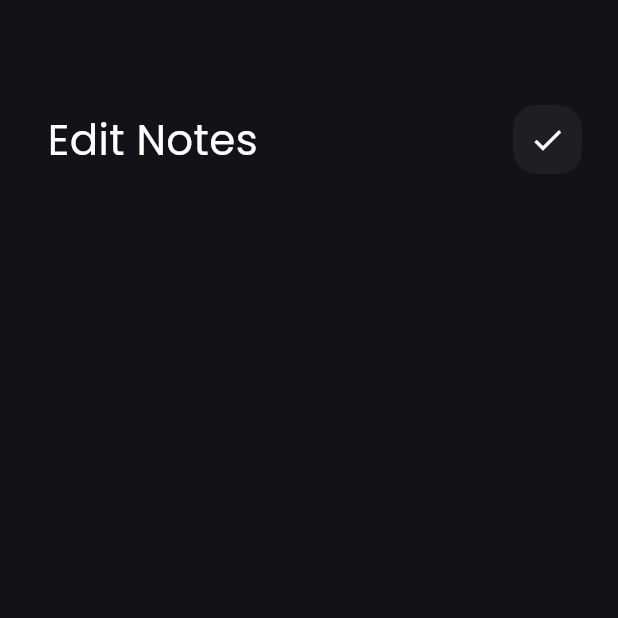
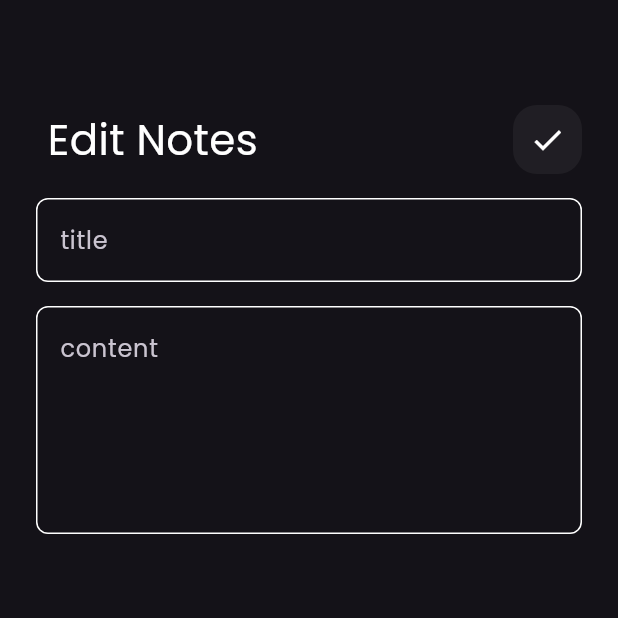
Before and after one commit to ahmedhasseiba/notes_app, a Flutter app: the EditNoteView screen opened directly, on a phone screen of 412 x 824 dp, the top half of it. Run offline on Flutter 3.47's test engine with Material 3 defaults, Android fonts, the phone set to English and light mode, and no system bars.

Commit message:
edit note view ui done

```diff
--- a/lib/views/widgets/edit_note_view_body.dart
+++ b/lib/views/widgets/edit_note_view_body.dart
@@ -1,4 +1,5 @@
 import 'package:flutter/material.dart';
+import 'package:notes_app/views/widgets/custom-text_field.dart';
 import 'package:notes_app/views/widgets/custom_app_bar.dart';
 
 class EditNoteViewBody extends StatelessWidget {
@@ -12,6 +13,10 @@ class EditNoteViewBody extends StatelessWidget {
         children: [
           SizedBox(height: 70),
           CustomAppBar(title: ' Edit Notes', icon: Icons.check),
+          SizedBox(height: 16),
+          CustomTextField(hint: 'title'),
+          SizedBox(height: 16),
+          CustomTextField(hint: 'content', maxLines: 5),
         ],
       ),
     );
```
